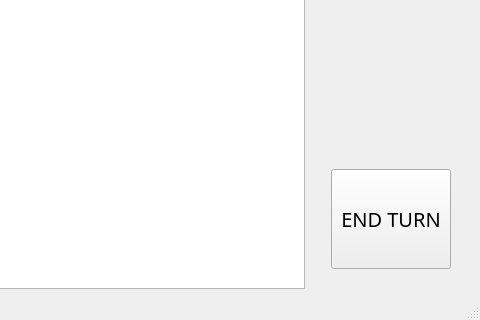
juhvv/programming3-2019-project, file Game/mapwindow.ui: the form before one commit; both pictures show x 389 to 869 and y 465 to 785 of the 869 by 785 pixel window.
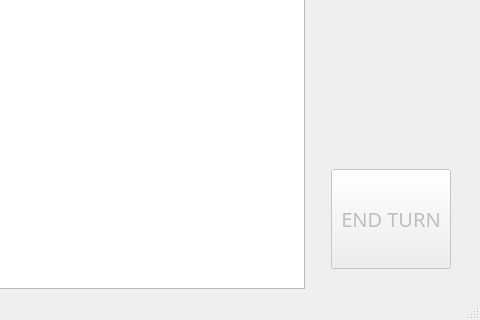
The form after the commit. Icons and pictures are not drawn.

Commit message: Fixed crash when start window is closed and end turn button is pressed.

Patch:
```diff
--- a/Game/mapwindow.ui
+++ b/Game/mapwindow.ui
@@ -81,7 +81,7 @@
         <item>
          <widget class="QPushButton" name="turnSwitchBtn">
           <property name="enabled">
-           <bool>true</bool>
+           <bool>false</bool>
           </property>
           <property name="sizePolicy">
            <sizepolicy hsizetype="Fixed" vsizetype="Fixed">
@@ -106,6 +106,12 @@
           <property name="text">
            <string>END TURN</string>
           </property>
+          <property name="default">
+           <bool>false</bool>
+          </property>
+          <property name="flat">
+           <bool>false</bool>
+          </property>
          </widget>
         </item>
        </layout>
```
The commit also changes 1 other file.
